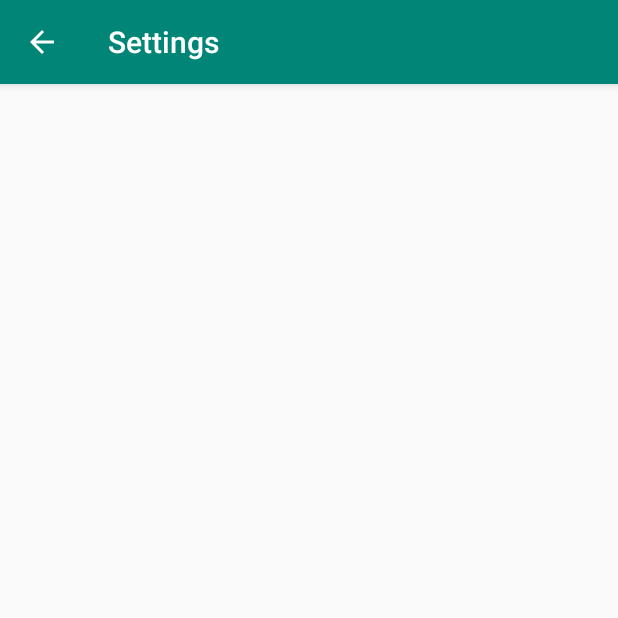
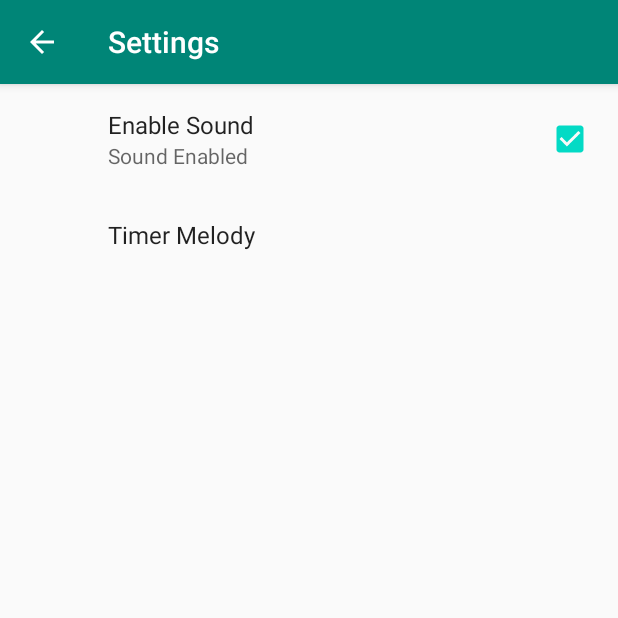
Before and after one commit to Abler31/Timer, an Android app: the SettingsActivity screen opened directly, with no data from a screen before it, on a phone screen of 412 x 824 dp, the top half of it. Run offline under Robolectric (Android 15) with nearby library versions, the phone set to English and light mode, and no system bars; our stand-ins replace androidx.preference.

Commit message:
Timer 1.2

```diff
--- a/app/build.gradle
+++ b/app/build.gradle
@@ -31,4 +31,5 @@ dependencies {
     testImplementation 'junit:junit:4.12'
     androidTestImplementation 'androidx.test.ext:junit:1.1.1'
     androidTestImplementation 'androidx.test.espresso:espresso-core:3.2.0'
+    implementation 'com.android.support:preference-v7:28.0.0'
 }
--- /dev/null
+++ b/app/src/main/java/ru/company/db/SettingsFragment.java
@@ -0,0 +1,63 @@
+package ru.company.db;
+
+import android.content.SharedPreferences;
+import android.os.Bundle;
+
+import androidx.preference.CheckBoxPreference;
+import androidx.preference.ListPreference;
+import androidx.preference.Preference;
+import androidx.preference.PreferenceFragmentCompat;
+import androidx.preference.PreferenceScreen;
+
+public class SettingsFragment extends PreferenceFragmentCompat implements SharedPreferences.OnSharedPreferenceChangeListener {
+    @Override
+    public void onCreatePreferences(Bundle savedInstanceState, String rootKey) {
+        addPreferencesFromResource(R.xml.timer_preferences);
+
+        SharedPreferences sharedPreferences = getPreferenceScreen()
+                .getSharedPreferences();
+        PreferenceScreen preferenceScreen = getPreferenceScreen();
+        int count = preferenceScreen.getPreferenceCount();
+
+        for (int i = 0; i < count; i++){
+            Preference preference = preferenceScreen.getPreference(i);
+
+            if (!(preference instanceof CheckBoxPreference)){
+                String value = sharedPreferences.getString(preference.getKey(), "");
+                setPreferenceLabel(preference, value);
+            }
+        }
+
+    }
+
+    private void setPreferenceLabel(Preference preference, String value){
+        if (preference instanceof ListPreference){
+            ListPreference listPreference = (ListPreference) preference;
+            int index = listPreference.findIndexOfValue(value);
+            if (index >= 0){
+                listPreference.setSummary(listPreference.getEntries()[index]);
+            }
+        }
+    }
+
+    @Override
+    public void onSharedPreferenceChanged(SharedPreferences sharedPreferences, String s) {
+        Preference preference = findPreference(s);
+        if (!(preference instanceof CheckBoxPreference)){
+            String value = sharedPreferences.getString(preference.getKey(), "");
+            setPreferenceLabel(preference, value);
+        }
+    }
+
+    @Override
+    public void onCreate(Bundle savedInstanceState) {
+        super.onCreate(savedInstanceState);
+        getPreferenceScreen().getSharedPreferences().registerOnSharedPreferenceChangeListener(this);
+    }
+
+    @Override
+    public void onDestroy() {
+        super.onDestroy();
+        getPreferenceScreen().getSharedPreferences().unregisterOnSharedPreferenceChangeListener(this);
+    }
+}
--- a/app/src/main/res/layout/activity_settings.xml
+++ b/app/src/main/res/layout/activity_settings.xml
@@ -1,9 +1,8 @@
 <?xml version="1.0" encoding="utf-8"?>
-<androidx.constraintlayout.widget.ConstraintLayout xmlns:android="http://schemas.android.com/apk/res/android"
-    xmlns:app="http://schemas.android.com/apk/res-auto"
-    xmlns:tools="http://schemas.android.com/tools"
+<fragment xmlns:android="http://schemas.android.com/apk/res/android"
+   android:id="@+id/activity_settings"
+    android:name="ru.company.db.SettingsFragment"
     android:layout_width="match_parent"
-    android:layout_height="match_parent"
-    tools:context=".SettingsActivity">
+    android:layout_height="match_parent">
 
-</androidx.constraintlayout.widget.ConstraintLayout>
+</fragment>
--- /dev/null
+++ b/app/src/main/res/values/arrays.xml
@@ -0,0 +1,14 @@
+<?xml version="1.0" encoding="utf-8"?>
+<resources>
+    <array name="pref_timer_melody_labels">
+        <item>Alarm</item>
+        <item>AlarmSiren</item>
+        <item>Bip</item>
+    </array>
+
+    <array name="pref_timer_melody_values">
+        <item>alarm</item>
+        <item>alarmSiren</item>
+        <item>bip</item>
+    </array>
+</resources>
--- a/app/src/main/res/values/styles.xml
+++ b/app/src/main/res/values/styles.xml
@@ -6,6 +6,7 @@
         <item name="colorPrimary">@color/colorPrimary</item>
         <item name="colorPrimaryDark">@color/colorPrimaryDark</item>
         <item name="colorAccent">@color/colorAccent</item>
+        <item name="preferenceTheme">@style/PreferenceThemeOverlay</item>
     </style>
 
 </resources>
--- /dev/null
+++ b/app/src/main/res/xml/timer_preferences.xml
@@ -0,0 +1,21 @@
+<?xml version="1.0" encoding="utf-8"?>
+<PreferenceScreen xmlns:android="http://schemas.android.com/apk/res/android"
+    xmlns:app="http://schemas.android.com/apk/res-auto">
+
+    <CheckBoxPreference
+        android:defaultValue="true"
+        android:key="enable_sound"
+        android:title="Enable Sound"
+        android:summaryOff="Sound Disabled"
+        android:summaryOn="Sound Enabled"
+        />
+
+
+    <ListPreference
+        android:title="Timer Melody"
+        android:key="timer_melody"
+        android:defaultValue="alarm"
+        android:entries="@array/pref_timer_melody_labels"
+        android:entryValues="@array/pref_timer_melody_values"/>
+
+</PreferenceScreen>
```
Also changed, not shown: app/src/main/java/ru/company/db/MainActivity.java (+16 -2 lines), app/src/main/res/menu/timer_menu.xml (+5 -5 lines), 2 other files.
